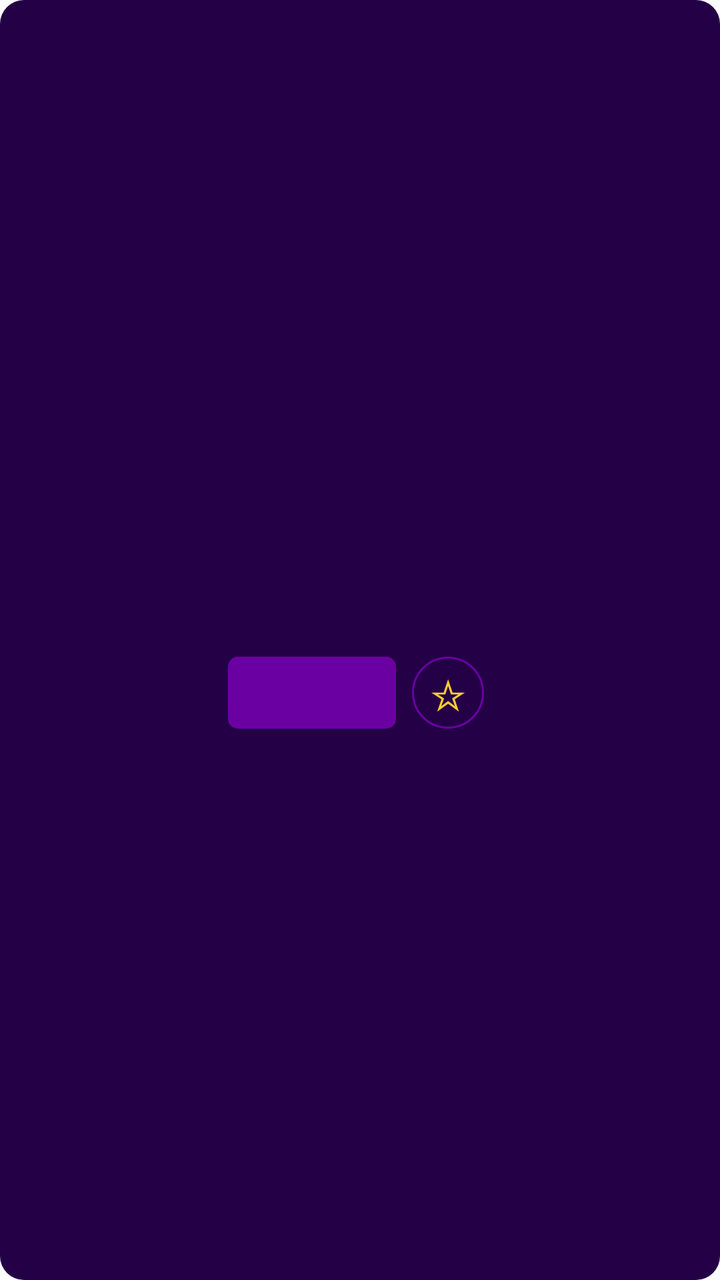
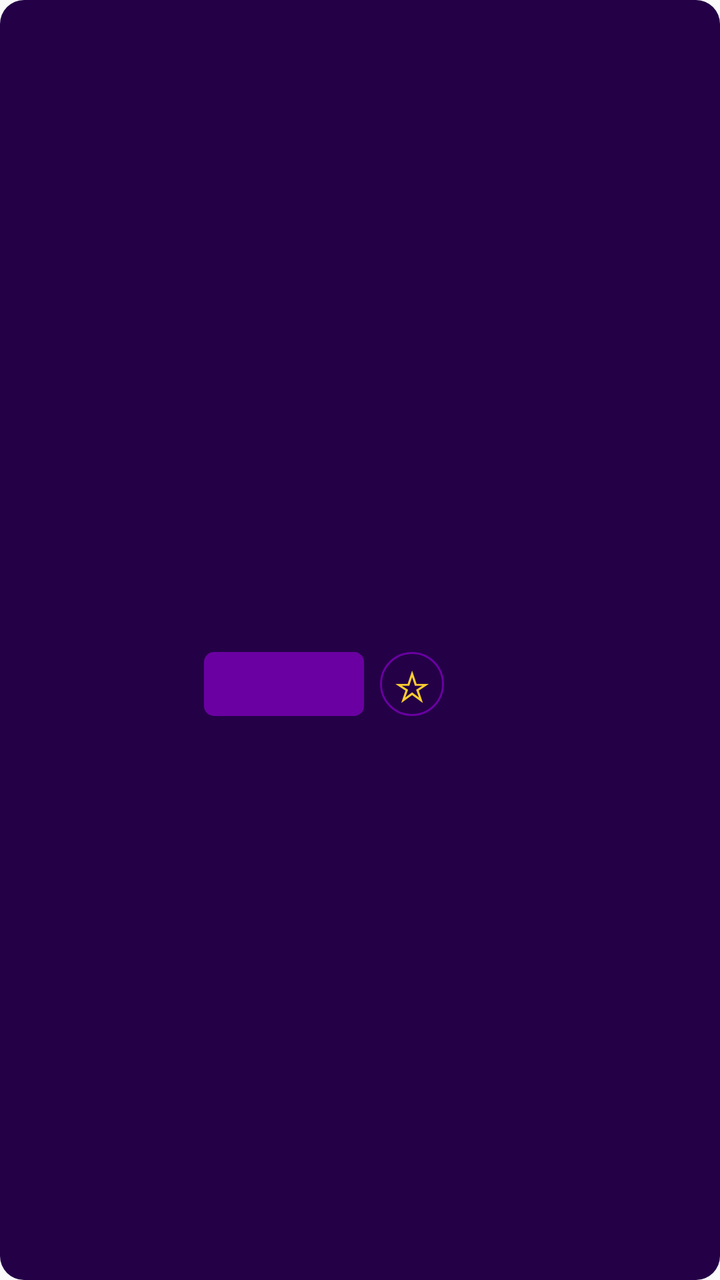

An Android layout rendered at two revisions. The XML below is the earlier revision; the diff shows what the commit changed to produce the second picture.
<!-- AndroidManifest.xml: application theme Theme.Astra -->
<!-- res/layout/item_biblioteca_juego.xml -->
<?xml version="1.0" encoding="utf-8"?>
<LinearLayout xmlns:android="http://schemas.android.com/apk/res/android"
    android:layout_width="match_parent"
    android:layout_height="wrap_content"
    android:layout_marginBottom="12dp"
    android:background="@drawable/bg_tarjeta"
    android:gravity="center_vertical"
    android:orientation="horizontal"
    android:padding="10dp">

    <ImageView
        android:id="@+id/imgJuegoBiblioteca"
        android:layout_width="92dp"
        android:layout_height="104dp"
        android:contentDescription="@null"
        android:scaleType="centerCrop" />

    <LinearLayout
        android:layout_width="0dp"
        android:layout_height="wrap_content"
        android:layout_marginStart="12dp"
        android:layout_weight="1"
        android:orientation="vertical">

        <TextView
            android:id="@+id/tvNombreJuegoBiblioteca"
            android:layout_width="match_parent"
            android:layout_height="wrap_content"
            android:maxLines="2"
            android:textColor="@color/texto_principal"
            android:textSize="15sp"
            android:textStyle="bold" />

        <TextView
            android:id="@+id/tvGeneroJuegoBiblioteca"
            android:layout_width="match_parent"
            android:layout_height="wrap_content"
            android:layout_marginTop="4dp"
            android:textColor="@color/texto_secundario"
            android:textSize="12sp" />

        <LinearLayout
            android:layout_width="match_parent"
            android:layout_height="wrap_content"
            android:layout_marginTop="12dp"
            android:gravity="center_vertical"
            android:orientation="horizontal">

            <TextView
                android:id="@+id/btnEstadoInstalacion"
                android:layout_width="wrap_content"
                android:layout_height="36dp"
                android:background="@drawable/bg_boton_comprar"
                android:gravity="center"
                android:minWidth="84dp"
                android:paddingStart="10dp"
                android:paddingEnd="10dp"
                android:textColor="@color/texto_principal"
                android:textSize="12sp"
                android:textStyle="bold" />

            <TextView
                android:id="@+id/btnDeseado"
                android:layout_width="36dp"
                android:layout_height="36dp"
                android:layout_marginStart="8dp"
                android:background="@drawable/bg_filtro"
                android:gravity="center"
                android:text="☆"
                android:textColor="@color/acento"
                android:textSize="21sp" />
        </LinearLayout>
    </LinearLayout>
</LinearLayout>
<!-- resources referenced by this layout -->
<resources>
  <color name="acento">#FCCD30</color>
  <color name="texto_principal">#FFFFFF</color>
  <color name="texto_secundario">#B9A9C4</color>
  <!-- drawable bg_boton_comprar (drawable) -->
  <?xml version="1.0" encoding="utf-8"?>
  <shape xmlns:android="http://schemas.android.com/apk/res/android"
      android:shape="rectangle">
  
      <solid android:color="@color/violeta_principal" />
  
      <corners android:radius="5dp" />
  
  </shape>
  <!-- drawable bg_filtro (drawable) -->
  <?xml version="1.0" encoding="utf-8"?>
  <shape xmlns:android="http://schemas.android.com/apk/res/android" android:shape="rectangle">
      <solid android:color="@android:color/transparent" />
      <stroke android:width="1dp" android:color="@color/violeta_principal" />
      <corners android:radius="18dp" />
  </shape>
  <!-- drawable bg_tarjeta (drawable) -->
  <?xml version="1.0" encoding="utf-8"?>
  <shape xmlns:android="http://schemas.android.com/apk/res/android"
      android:shape="rectangle">
      <solid android:color="@color/fondo_tarjeta" />
      <corners android:radius="12dp" />
  </shape>
  <style name="Theme.Astra" parent="android:Theme.Material.Light.NoActionBar" />
  <color name="violeta_principal">#6A00A2</color>
  <color name="fondo_tarjeta">#240147</color>
</resources>

<!-- the commit's change to res/layout/item_biblioteca_juego.xml (unified diff, before → after) -->
@@ -10,8 +10,8 @@
 
     <ImageView
         android:id="@+id/imgJuegoBiblioteca"
-        android:layout_width="92dp"
-        android:layout_height="104dp"
+        android:layout_width="80dp"
+        android:layout_height="80dp"
         android:contentDescription="@null"
         android:scaleType="centerCrop" />
 
@@ -28,7 +28,7 @@
             android:layout_height="wrap_content"
             android:maxLines="2"
             android:textColor="@color/texto_principal"
-            android:textSize="15sp"
+            android:textSize="11sp"
             android:textStyle="bold" />
 
         <TextView
@@ -37,7 +37,7 @@
             android:layout_height="wrap_content"
             android:layout_marginTop="4dp"
             android:textColor="@color/texto_secundario"
-            android:textSize="12sp" />
+            android:textSize="10sp" />
 
         <LinearLayout
             android:layout_width="match_parent"
@@ -49,20 +49,20 @@
             <TextView
                 android:id="@+id/btnEstadoInstalacion"
                 android:layout_width="wrap_content"
-                android:layout_height="36dp"
+                android:layout_height="32dp"
                 android:background="@drawable/bg_boton_comprar"
                 android:gravity="center"
-                android:minWidth="84dp"
+                android:minWidth="80dp"
                 android:paddingStart="10dp"
                 android:paddingEnd="10dp"
                 android:textColor="@color/texto_principal"
-                android:textSize="12sp"
+                android:textSize="11sp"
                 android:textStyle="bold" />
 
             <TextView
                 android:id="@+id/btnDeseado"
-                android:layout_width="36dp"
-                android:layout_height="36dp"
+                android:layout_width="32dp"
+                android:layout_height="32dp"
                 android:layout_marginStart="8dp"
                 android:background="@drawable/bg_filtro"
                 android:gravity="center"
